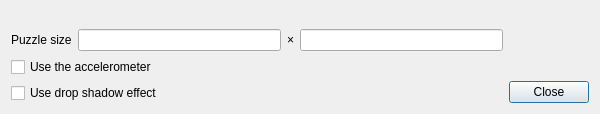
The window that settingsdialog.ui (Venemo/puzzle-master) describes before a commit, drawn with Qt 5.
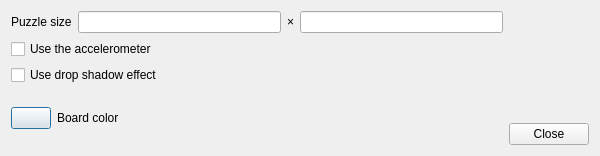
The same window after the commit.

Commit message: Added GUI to set the board background color

```diff
--- a/settingsdialog.ui
+++ b/settingsdialog.ui
@@ -10,7 +10,7 @@
     <x>0</x>
     <y>0</y>
     <width>600</width>
-    <height>114</height>
+    <height>156</height>
    </rect>
   </property>
   <property name="sizePolicy">
@@ -22,22 +22,9 @@
   <property name="windowTitle">
    <string>Settings</string>
   </property>
-  <layout class="QHBoxLayout" name="horizontalLayout_2">
+  <layout class="QHBoxLayout" name="horizontalLayout_3">
    <item>
     <layout class="QVBoxLayout" name="verticalLayout_2">
-     <item>
-      <spacer name="verticalSpacer">
-       <property name="orientation">
-        <enum>Qt::Vertical</enum>
-       </property>
-       <property name="sizeHint" stdset="0">
-        <size>
-         <width>20</width>
-         <height>40</height>
-        </size>
-       </property>
-      </spacer>
-     </item>
      <item>
       <layout class="QHBoxLayout" name="horizontalLayout">
        <item>
@@ -76,6 +63,30 @@
        </property>
       </widget>
      </item>
+     <item>
+      <layout class="QHBoxLayout" name="horizontalLayout_2">
+       <item>
+        <widget class="QPushButton" name="btnBoardColor">
+         <property name="sizePolicy">
+          <sizepolicy hsizetype="Fixed" vsizetype="Fixed">
+           <horstretch>0</horstretch>
+           <verstretch>0</verstretch>
+          </sizepolicy>
+         </property>
+         <property name="text">
+          <string/>
+         </property>
+        </widget>
+       </item>
+       <item>
+        <widget class="QLabel" name="label_3">
+         <property name="text">
+          <string>Board color</string>
+         </property>
+        </widget>
+       </item>
+      </layout>
+     </item>
     </layout>
    </item>
    <item>
```
The commit also changes 4 other files.
